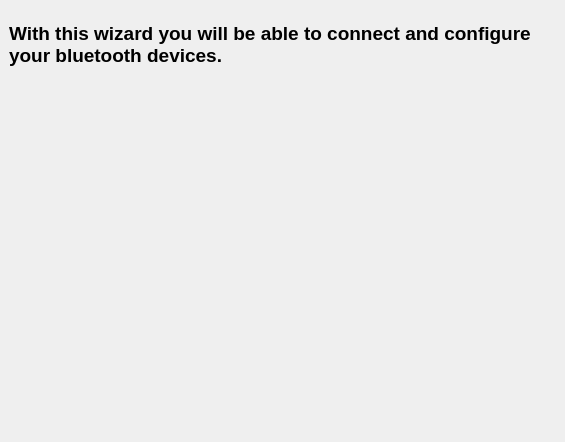
Old version of the form src/wizard/pages/introduction.ui in the repository KDE/bluedevil.
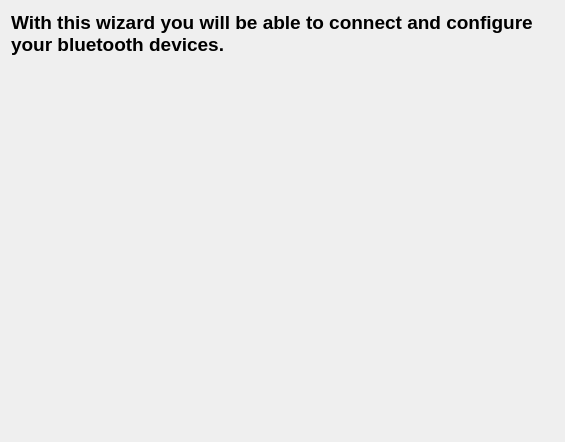
New version of the form.

What changed in the file:
```diff
--- a/src/wizard/pages/introduction.ui
+++ b/src/wizard/pages/introduction.ui
@@ -13,16 +13,9 @@
   <property name="windowTitle">
    <string>Form</string>
   </property>
-  <widget class="QWidget" name="verticalLayoutWidget">
-   <property name="geometry">
-    <rect>
-     <x>9</x>
-     <y>19</y>
-     <width>541</width>
-     <height>51</height>
-    </rect>
-   </property>
-   <layout class="QVBoxLayout" name="verticalLayout">
+  <layout class="QVBoxLayout" name="verticalLayout_2">
+   <item>
+    <layout class="QVBoxLayout" name="verticalLayout" stretch="0,0">
     <property name="sizeConstraint">
      <enum>QLayout::SetMaximumSize</enum>
     </property>
@@ -40,8 +33,25 @@
       </property>
      </widget>
     </item>
-   </layout>
-  </widget>
+     <item>
+      <spacer name="verticalSpacer">
+       <property name="orientation">
+        <enum>Qt::Vertical</enum>
+       </property>
+       <property name="sizeType">
+        <enum>QSizePolicy::Expanding</enum>
+       </property>
+       <property name="sizeHint" stdset="0">
+        <size>
+         <width>20</width>
+         <height>40</height>
+        </size>
+       </property>
+      </spacer>
+     </item>
+    </layout>
+   </item>
+  </layout>
  </widget>
  <resources/>
  <connections/>
```
Lines whose indentation alone changed are shown as unchanged.
